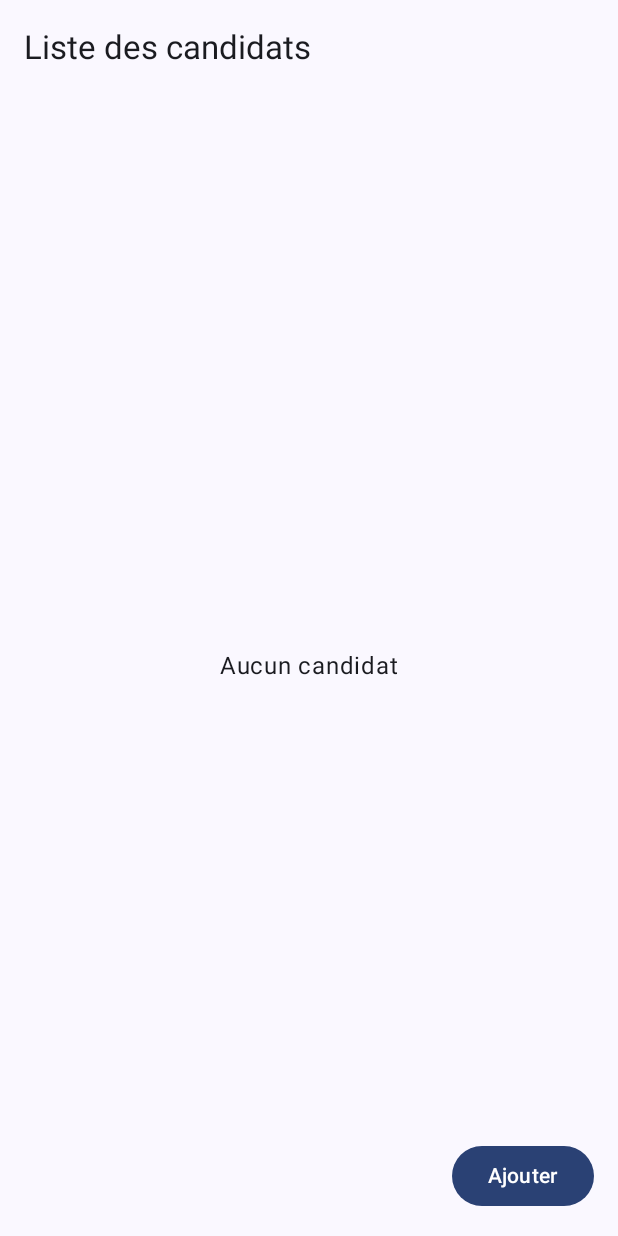
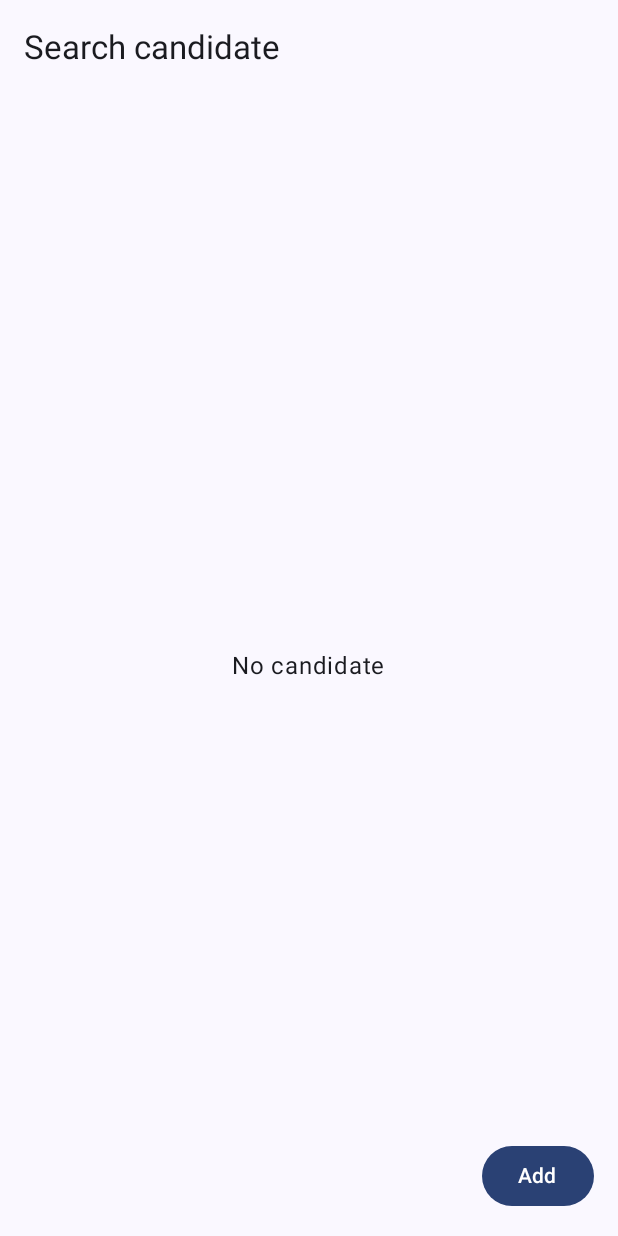
Before and after one commit to luisgarcia96/vitesse, an Android app built with Jetpack Compose: the screen it shows after launch (MainActivity), on a phone screen of 412 x 824 dp. Run offline under Robolectric (Android 15) with nearby library versions, the phone set to English and light mode, and no system bars; our stand-ins replace Room's generated code.

```diff
--- a/app/src/main/java/com/openclassrooms/vitesse/presentation/screens/candidates/list/CandidatesListScreen.kt
+++ b/app/src/main/java/com/openclassrooms/vitesse/presentation/screens/candidates/list/CandidatesListScreen.kt
@@ -26,9 +26,11 @@ import androidx.compose.runtime.getValue
 import androidx.compose.ui.Alignment
 import androidx.compose.ui.Modifier
 import androidx.compose.ui.draw.clip
+import androidx.compose.ui.res.stringResource
 import androidx.compose.ui.text.font.FontWeight
 import androidx.compose.ui.tooling.preview.Preview
 import androidx.compose.ui.unit.dp
+import com.openclassrooms.vitesse.R
 import com.openclassrooms.vitesse.data.dao.CandidateDao
 
 private data class CandidateUi(
@@ -65,11 +67,11 @@ private fun CandidatesListContent(
 ) {
   Scaffold(
     topBar = {
-      TopAppBar(title = { Text("Liste des candidats") })
+      TopAppBar(title = { Text(stringResource(R.string.search_candidate))})
     },
     floatingActionButton = {
       Button(onClick = onAddCandidate) {
-        Text("Ajouter")
+        Text(stringResource(R.string.add))
       }
     }
   ) { paddingValues ->
@@ -80,7 +82,7 @@ private fun CandidatesListContent(
           .fillMaxSize(),
         contentAlignment = Alignment.Center
       ) {
-        Text("Aucun candidat")
+        Text(stringResource(R.string.no_candidate))
       }
     } else {
       LazyColumn(
--- a/app/src/main/res/values/strings.xml
+++ b/app/src/main/res/values/strings.xml
@@ -12,4 +12,6 @@
     <string name="notes">Notes</string>
     <string name="add">Add</string>
     <string name="add_candidate">Add candidate</string>
+    <string name="no_candidate">No candidate</string>
+    <string name="search_candidate">Search candidate</string>
 </resources>
```
Also changed, not shown: 1 other file.
